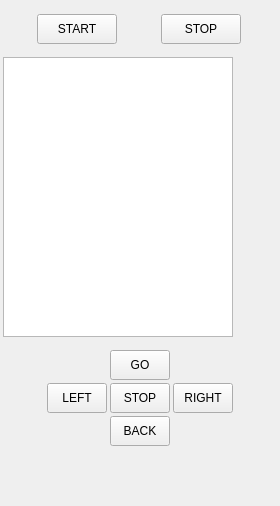
This is coachbox/player_controller/resource/player_controller.ui in tominagalab/musashi-ros2-humble as Qt 5 draws it before an edit. The edited form follows.
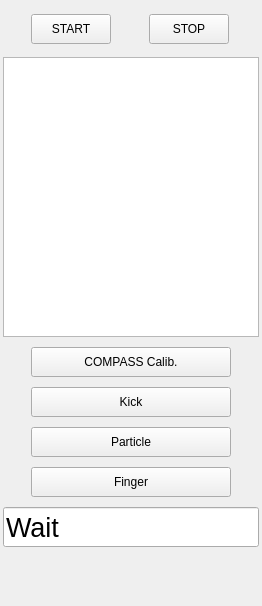
This is the edited form.

Patch:
```diff
--- a/coachbox/player_controller/resource/player_controller.ui
+++ b/coachbox/player_controller/resource/player_controller.ui
@@ -6,8 +6,8 @@
    <rect>
     <x>0</x>
     <y>0</y>
-    <width>280</width>
-    <height>506</height>
+    <width>262</width>
+    <height>606</height>
    </rect>
   </property>
   <property name="sizePolicy">
@@ -93,7 +93,7 @@
      </property>
      <property name="maximumSize">
       <size>
-       <width>230</width>
+       <width>10000000</width>
        <height>16777215</height>
       </size>
      </property>
@@ -101,105 +101,10 @@
    </item>
    <item>
     <layout class="QGridLayout" name="gridLayout">
-     <property name="topMargin">
-      <number>3</number>
+     <property name="verticalSpacing">
+      <number>10</number>
      </property>
-     <property name="bottomMargin">
-      <number>3</number>
-     </property>
-     <property name="spacing">
-      <number>3</number>
-     </property>
-     <item row="1" column="3">
-      <widget class="QPushButton" name="pushButton_7">
-       <property name="minimumSize">
-        <size>
-         <width>0</width>
-         <height>30</height>
-        </size>
-       </property>
-       <property name="maximumSize">
-        <size>
-         <width>60</width>
-         <height>16777215</height>
-        </size>
-       </property>
-       <property name="text">
-        <string>RIGHT</string>
-       </property>
-      </widget>
-     </item>
-     <item row="1" column="1">
-      <widget class="QPushButton" name="pushButton_6">
-       <property name="minimumSize">
-        <size>
-         <width>0</width>
-         <height>30</height>
-        </size>
-       </property>
-       <property name="maximumSize">
-        <size>
-         <width>60</width>
-         <height>16777215</height>
-        </size>
-       </property>
-       <property name="text">
-        <string>LEFT</string>
-       </property>
-      </widget>
-     </item>
-     <item row="0" column="2">
-      <widget class="QPushButton" name="pushButton_4">
-       <property name="minimumSize">
-        <size>
-         <width>0</width>
-         <height>30</height>
-        </size>
-       </property>
-       <property name="maximumSize">
-        <size>
-         <width>60</width>
-         <height>16777215</height>
-        </size>
-       </property>
-       <property name="text">
-        <string>GO</string>
-       </property>
-      </widget>
-     </item>
-     <item row="1" column="0">
-      <spacer name="horizontalSpacer">
-       <property name="orientation">
-        <enum>Qt::Horizontal</enum>
-       </property>
-       <property name="sizeHint" stdset="0">
-        <size>
-         <width>40</width>
-         <height>20</height>
-        </size>
-       </property>
-      </spacer>
-     </item>
-     <item row="2" column="2">
-      <widget class="QPushButton" name="pushButton_3">
-       <property name="minimumSize">
-        <size>
-         <width>0</width>
-         <height>30</height>
-        </size>
-       </property>
-       <property name="maximumSize">
-        <size>
-         <width>60</width>
-         <height>16777215</height>
-        </size>
-       </property>
-       <property name="text">
-        <string>BACK</string>
-       </property>
-      </widget>
-     </item>
-     <item row="1" column="2">
+     <item row="3" column="0">
       <widget class="QPushButton" name="pushButton_5">
        <property name="minimumSize">
         <size>
@@ -209,30 +114,92 @@
        </property>
        <property name="maximumSize">
         <size>
-         <width>60</width>
+         <width>200</width>
          <height>16777215</height>
         </size>
        </property>
        <property name="text">
-        <string>STOP</string>
+        <string>Particle</string>
        </property>
       </widget>
      </item>
-     <item row="1" column="4">
-      <spacer name="horizontalSpacer_2">
-       <property name="orientation">
-        <enum>Qt::Horizontal</enum>
+     <item row="0" column="0">
+      <widget class="QPushButton" name="pushButton_3">
+       <property name="minimumSize">
+        <size>
+         <width>0</width>
+         <height>30</height>
+        </size>
        </property>
-       <property name="sizeHint" stdset="0">
+       <property name="maximumSize">
         <size>
-         <width>40</width>
-         <height>20</height>
+         <width>200</width>
+         <height>16777215</height>
         </size>
        </property>
-      </spacer>
+       <property name="text">
+        <string>COMPASS Calib.</string>
+       </property>
+      </widget>
+     </item>
+     <item row="2" column="0">
+      <widget class="QPushButton" name="pushButton_4">
+       <property name="minimumSize">
+        <size>
+         <width>0</width>
+         <height>30</height>
+        </size>
+       </property>
+       <property name="maximumSize">
+        <size>
+         <width>200</width>
+         <height>16777215</height>
+        </size>
+       </property>
+       <property name="text">
+        <string>Kick</string>
+       </property>
+      </widget>
+     </item>
+     <item row="4" column="0">
+      <widget class="QPushButton" name="pushButton_6">
+       <property name="minimumSize">
+        <size>
+         <width>0</width>
+         <height>30</height>
+        </size>
+       </property>
+       <property name="maximumSize">
+        <size>
+         <width>200</width>
+         <height>16777215</height>
+        </size>
+       </property>
+       <property name="text">
+        <string>Finger</string>
+       </property>
+      </widget>
      </item>
     </layout>
    </item>
+   <item>
+    <widget class="QLineEdit" name="ledtDispColorAndRole">
+     <property name="minimumSize">
+      <size>
+       <width>0</width>
+       <height>40</height>
+      </size>
+     </property>
+     <property name="font">
+      <font>
+       <pointsize>20</pointsize>
+      </font>
+     </property>
+     <property name="text">
+      <string>Wait</string>
+     </property>
+    </widget>
+   </item>
    <item>
     <spacer name="verticalSpacer">
      <property name="orientation">
```
